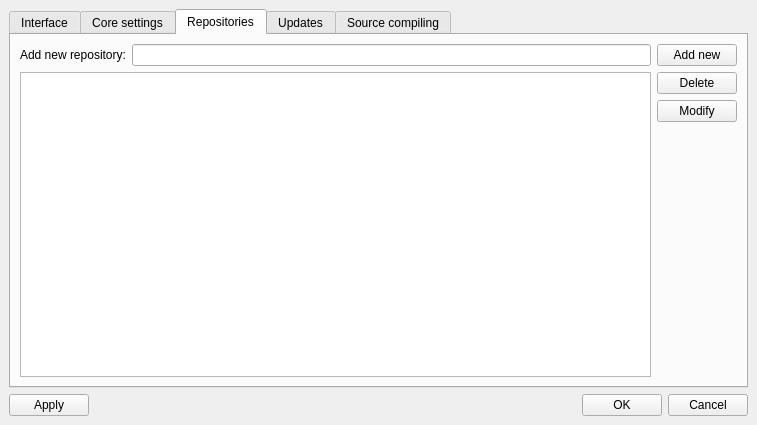
This is mpkg/manager/preferencesbox.ui in BackupTheBerlios/mops as Qt 5 draws it before an edit. The edited form follows.
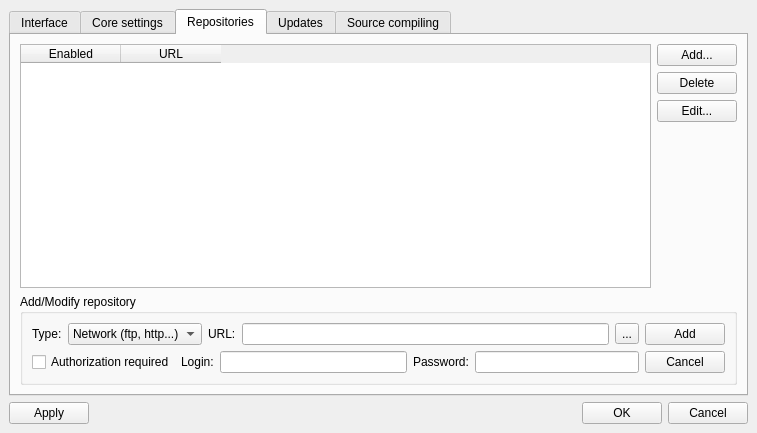
This is the edited form. The open tabs and pages were chosen to show the change. Icons and pictures are not drawn.

Commit message: Initial rewrite of repository dialog. Just show available reps now =)

The edit to the form file:
```diff
--- a/mpkg/manager/preferencesbox.ui
+++ b/mpkg/manager/preferencesbox.ui
@@ -6,7 +6,7 @@
     <x>0</x>
     <y>0</y>
     <width>757</width>
-    <height>425</height>
+    <height>433</height>
    </rect>
   </property>
   <property name="windowTitle" >
@@ -339,37 +339,18 @@
           <number>6</number>
          </property>
          <item>
-          <layout class="QVBoxLayout" >
-           <property name="margin" >
-            <number>0</number>
-           </property>
-           <property name="spacing" >
-            <number>6</number>
-           </property>
-           <item>
-            <layout class="QHBoxLayout" >
-             <property name="margin" >
-              <number>0</number>
-             </property>
-             <property name="spacing" >
-              <number>6</number>
-             </property>
-             <item>
-              <widget class="QLabel" name="label_5" >
-               <property name="text" >
-                <string>Add new repository:</string>
-               </property>
-              </widget>
-             </item>
-             <item>
-              <widget class="QLineEdit" name="repositoryEdit" />
-             </item>
-            </layout>
-           </item>
-           <item>
-            <widget class="QListWidget" name="repositoryList" />
-           </item>
-          </layout>
+          <widget class="QTableWidget" name="repositoryTable" >
+           <column>
+            <property name="text" >
+             <string>Enabled</string>
+            </property>
+           </column>
+           <column>
+            <property name="text" >
+             <string>URL</string>
+            </property>
+           </column>
+          </widget>
          </item>
          <item>
           <layout class="QVBoxLayout" >
@@ -390,7 +371,7 @@
              <item row="2" column="0" >
               <widget class="QPushButton" name="editRepositoryButton" >
                <property name="text" >
-                <string>Modify</string>
+                <string>Edit...</string>
                </property>
               </widget>
              </item>
@@ -404,7 +385,7 @@
              <item row="0" column="0" >
               <widget class="QPushButton" name="addRepositoryButton" >
                <property name="text" >
-                <string>Add new</string>
+                <string>Add...</string>
                </property>
               </widget>
              </item>
@@ -427,6 +408,196 @@
          </item>
         </layout>
        </item>
+       <item>
+        <widget class="QGroupBox" name="addModifyRepositoryFrame" >
+         <property name="title" >
+          <string>Add/Modify repository</string>
+         </property>
+         <layout class="QHBoxLayout" >
+          <property name="margin" >
+           <number>9</number>
+          </property>
+          <property name="spacing" >
+           <number>6</number>
+          </property>
+          <item>
+           <layout class="QVBoxLayout" >
+            <property name="margin" >
+             <number>0</number>
+            </property>
+            <property name="spacing" >
+             <number>6</number>
+            </property>
+            <item>
+             <layout class="QHBoxLayout" >
+              <property name="margin" >
+               <number>0</number>
+              </property>
+              <property name="spacing" >
+               <number>6</number>
+              </property>
+              <item>
+               <widget class="QLabel" name="repTypeLabel" >
+                <property name="text" >
+                 <string>Type:</string>
+                </property>
+                <property name="buddy" >
+                 <cstring>repTypeComboBox</cstring>
+                </property>
+               </widget>
+              </item>
+              <item>
+               <widget class="QComboBox" name="repTypeComboBox" >
+                <item>
+                 <property name="text" >
+                  <string>Network (ftp, http...)</string>
+                 </property>
+                 <property name="icon" >
+                  <iconset>../../../opt/kde/share/icons/crystalsvg/32x32/filesystems/network.png</iconset>
+                 </property>
+                </item>
+                <item>
+                 <property name="text" >
+                  <string>Folder (file://)</string>
+                 </property>
+                 <property name="icon" >
+                  <iconset>../../../opt/kde/share/icons/crystalsvg/32x32/filesystems/folder.png</iconset>
+                 </property>
+                </item>
+                <item>
+                 <property name="text" >
+                  <string>CD/DVD (cdrom://)</string>
+                 </property>
+                 <property name="icon" >
+                  <iconset>../../../opt/kde/share/icons/crystalsvg/32x32/devices/dvd_unmount.png</iconset>
+                 </property>
+                </item>
+               </widget>
+              </item>
+              <item>
+               <layout class="QHBoxLayout" >
+                <property name="margin" >
+                 <number>0</number>
+                </property>
+                <property name="spacing" >
+                 <number>6</number>
+                </property>
+                <item>
+                 <widget class="QLabel" name="urlLabel" >
+                  <property name="text" >
+                   <string>URL:</string>
+                  </property>
+                  <property name="buddy" >
+                   <cstring>urlEdit</cstring>
+                  </property>
+                 </widget>
+                </item>
+                <item>
+                 <widget class="QLineEdit" name="urlEdit" />
+                </item>
+                <item>
+                 <widget class="QToolButton" name="urlHelpSearch" >
+                  <property name="text" >
+                   <string>...</string>
+                  </property>
+                 </widget>
+                </item>
+               </layout>
+              </item>
+             </layout>
+            </item>
+            <item>
+             <layout class="QHBoxLayout" >
+              <property name="margin" >
+               <number>0</number>
+              </property>
+              <property name="spacing" >
+               <number>6</number>
+              </property>
+              <item>
+               <widget class="QCheckBox" name="authCheckBox" >
+                <property name="text" >
+                 <string>Authorization required</string>
+                </property>
+               </widget>
+              </item>
+              <item>
+               <layout class="QHBoxLayout" >
+                <property name="margin" >
+                 <number>0</number>
+                </property>
+                <property name="spacing" >
+                 <number>6</number>
+                </property>
+                <item>
+                 <widget class="QLabel" name="loginLabel" >
+                  <property name="text" >
+                   <string>Login:</string>
+                  </property>
+                  <property name="buddy" >
+                   <cstring>loginEdit</cstring>
+                  </property>
+                 </widget>
+                </item>
+                <item>
+                 <widget class="QLineEdit" name="loginEdit" />
+                </item>
+               </layout>
+              </item>
+              <item>
+               <layout class="QHBoxLayout" >
+                <property name="margin" >
+                 <number>0</number>
+                </property>
+                <property name="spacing" >
+                 <number>6</number>
+                </property>
+                <item>
+                 <widget class="QLabel" name="passwdlabel" >
+                  <property name="text" >
+                   <string>Password:</string>
+                  </property>
+                  <property name="buddy" >
+                   <cstring>passwdEdit</cstring>
+                  </property>
+                 </widget>
+                </item>
+                <item>
+                 <widget class="QLineEdit" name="passwdEdit" />
+                </item>
+               </layout>
+              </item>
+             </layout>
+            </item>
+           </layout>
+          </item>
+          <item>
+           <layout class="QVBoxLayout" >
+            <property name="margin" >
+             <number>0</number>
+            </property>
+            <property name="spacing" >
+             <number>6</number>
+            </property>
+            <item>
+             <widget class="QPushButton" name="applyRepChangesButton" >
+              <property name="text" >
+               <string>Add</string>
+              </property>
+             </widget>
+            </item>
+            <item>
+             <widget class="QPushButton" name="cancelRepChangesButton" >
+              <property name="text" >
+               <string>Cancel</string>
+              </property>
+             </widget>
+            </item>
+           </layout>
+          </item>
+         </layout>
+        </widget>
+       </item>
       </layout>
      </widget>
      <widget class="QWidget" name="tab_4" >
```
Left out of the diff: 3 changed lines with no effect on the pictures. The commit also changes 4 other files.
